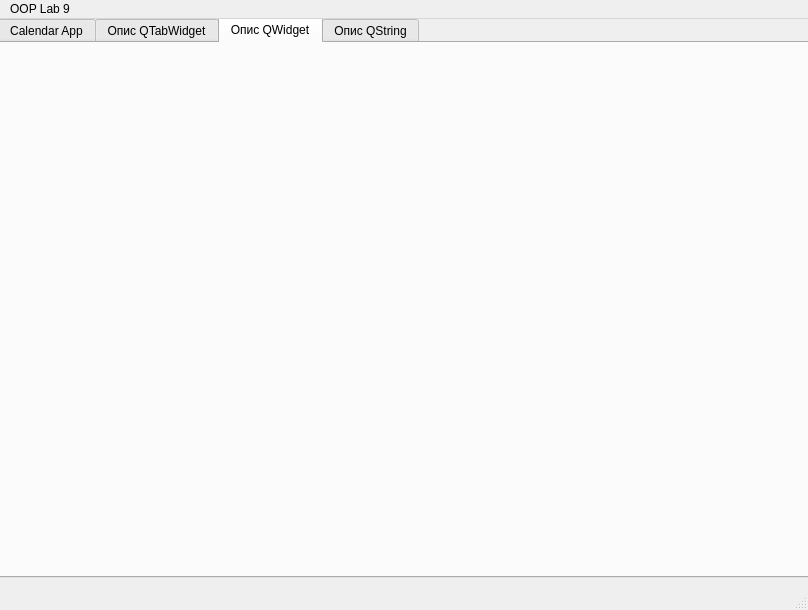
Above: year1-term2/OOP/lb9/calendar_app/mainwindow.ui from seesmof/University-Universytet before the change. Below: the same form after it.
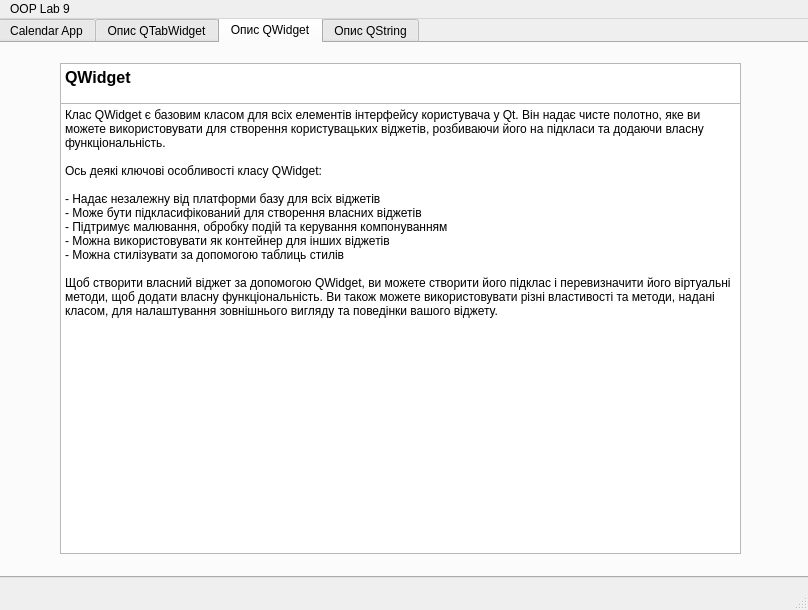
That is the form after the change. The open tabs and pages were chosen to show the change.

Patch:
```diff
--- a/year1-term2/OOP/lb9/calendar_app/mainwindow.ui
+++ b/year1-term2/OOP/lb9/calendar_app/mainwindow.ui
@@ -68,6 +68,57 @@
       <attribute name="title">
        <string>Опис QWidget</string>
       </attribute>
+      <widget class="QTextEdit" name="textEdit_3">
+       <property name="geometry">
+        <rect>
+         <x>60</x>
+         <y>20</y>
+         <width>681</width>
+         <height>41</height>
+        </rect>
+       </property>
+       <property name="html">
+        <string>&lt;!DOCTYPE HTML PUBLIC &quot;-//W3C//DTD HTML 4.0//EN&quot; &quot;http://www.w3.org/TR/REC-html40/strict.dtd&quot;&gt;
+&lt;html&gt;&lt;head&gt;&lt;meta name=&quot;qrichtext&quot; content=&quot;1&quot; /&gt;&lt;meta charset=&quot;utf-8&quot; /&gt;&lt;style type=&quot;text/css&quot;&gt;
+p, li { white-space: pre-wrap; }
+hr { height: 1px; border-width: 0; }
+li.unchecked::marker { content: &quot;\2610&quot;; }
+li.checked::marker { content: &quot;\2612&quot;; }
+&lt;/style&gt;&lt;/head&gt;&lt;body style=&quot; font-family:'Segoe UI'; font-size:9pt; font-weight:400; font-style:normal;&quot;&gt;
+&lt;p style=&quot; margin-top:0px; margin-bottom:0px; margin-left:0px; margin-right:0px; -qt-block-indent:0; text-indent:0px;&quot;&gt;&lt;span style=&quot; font-size:12pt; font-weight:700;&quot;&gt;QWidget&lt;/span&gt;&lt;/p&gt;&lt;/body&gt;&lt;/html&gt;</string>
+       </property>
+      </widget>
+      <widget class="QTextEdit" name="textEdit_4">
+       <property name="geometry">
+        <rect>
+         <x>60</x>
+         <y>60</y>
+         <width>681</width>
+         <height>451</height>
+        </rect>
+       </property>
+       <property name="html">
+        <string>&lt;!DOCTYPE HTML PUBLIC &quot;-//W3C//DTD HTML 4.0//EN&quot; &quot;http://www.w3.org/TR/REC-html40/strict.dtd&quot;&gt;
+&lt;html&gt;&lt;head&gt;&lt;meta name=&quot;qrichtext&quot; content=&quot;1&quot; /&gt;&lt;meta charset=&quot;utf-8&quot; /&gt;&lt;style type=&quot;text/css&quot;&gt;
+p, li { white-space: pre-wrap; }
+hr { height: 1px; border-width: 0; }
+li.unchecked::marker { content: &quot;\2610&quot;; }
+li.checked::marker { content: &quot;\2612&quot;; }
+&lt;/style&gt;&lt;/head&gt;&lt;body style=&quot; font-family:'Segoe UI'; font-size:9pt; font-weight:400; font-style:normal;&quot;&gt;
+&lt;p style=&quot; margin-top:0px; margin-bottom:0px; margin-left:0px; margin-right:0px; -qt-block-indent:0; text-indent:0px;&quot;&gt;Клас QWidget є базовим класом для всіх елементів інтерфейсу користувача у Qt. Він надає чисте полотно, яке ви можете використовувати для створення користувацьких віджетів, розбиваючи його на підкласи та додаючи власну функціональність.&lt;/p&gt;
+&lt;p style=&quot;-qt-paragraph-type:empty; margin-top:0px; margin-bottom:0px; margin-left:0px; margin-right:0px; -qt-block-indent:0; text-indent:0px;&quot;&gt;&lt;br /&gt;&lt;/p&gt;
+&lt;p style=&quot; margin-top:0px; margin-bottom:0px; margin-left:0px; margin-right:0px; -qt-block-indent:0; text-indent:0px;&quot;&gt;Ось деякі ключові особливості класу QWidget:&lt;/p&gt;
+&lt;p style=&quot;-qt-paragraph-type:empty; margin-top:0px; margin-bottom:0px; margin-left:0px; margin-right:0px; -qt-block-indent:0; text-indent:0px;&quot;&gt;&lt;br /&gt;&lt;/p&gt;
+&lt;p style=&quot; margin-top:0px; margin-bottom:0px; margin-left:0px; margin-right:0px; -qt-block-indent:0; text-indent:0px;&quot;&gt;- Надає незалежну від платформи базу для всіх віджетів&lt;/p&gt;
+&lt;p style=&quot; margin-top:0px; margin-bottom:0px; margin-left:0px; margin-right:0px; -qt-block-indent:0; text-indent:0px;&quot;&gt;- Може бути підкласифікований для створення власних віджетів&lt;/p&gt;
+&lt;p style=&quot; margin-top:0px; margin-bottom:0px; margin-left:0px; margin-right:0px; -qt-block-indent:0; text-indent:0px;&quot;&gt;- Підтримує малювання, обробку подій та керування компонуванням&lt;/p&gt;
+&lt;p style=&quot; margin-top:0px; margin-bottom:0px; margin-left:0px; margin-right:0px; -qt-block-indent:0; text-indent:0px;&quot;&gt;- Можна використовувати як контейнер для інших віджетів&lt;/p&gt;
+&lt;p style=&quot; margin-top:0px; margin-bottom:0px; margin-left:0px; margin-right:0px; -qt-block-indent:0; text-indent:0px;&quot;&gt;- Можна стилізувати за допомогою таблиць стилів&lt;/p&gt;
+&lt;p style=&quot;-qt-paragraph-type:empty; margin-top:0px; margin-bottom:0px; margin-left:0px; margin-right:0px; -qt-block-indent:0; text-indent:0px;&quot;&gt;&lt;br /&gt;&lt;/p&gt;
+&lt;p style=&quot; margin-top:0px; margin-bottom:0px; margin-left:0px; margin-right:0px; -qt-block-indent:0; text-indent:0px;&quot;&gt;Щоб створити власний віджет за допомогою QWidget, ви можете створити його підклас і перевизначити його віртуальні методи, щоб додати власну функціональність. Ви також можете використовувати різні властивості та методи, надані класом, для налаштування зовнішнього вигляду та поведінки вашого віджету.&lt;/p&gt;
+&lt;p style=&quot;-qt-paragraph-type:empty; margin-top:0px; margin-bottom:0px; margin-left:0px; margin-right:0px; -qt-block-indent:0; text-indent:0px;&quot;&gt;&lt;br /&gt;&lt;/p&gt;&lt;/body&gt;&lt;/html&gt;</string>
+       </property>
+      </widget>
      </widget>
      <widget class="QWidget" name="tab_3">
       <attribute name="title">
```
Left out of the diff: 101 changed lines with no effect on the pictures.
